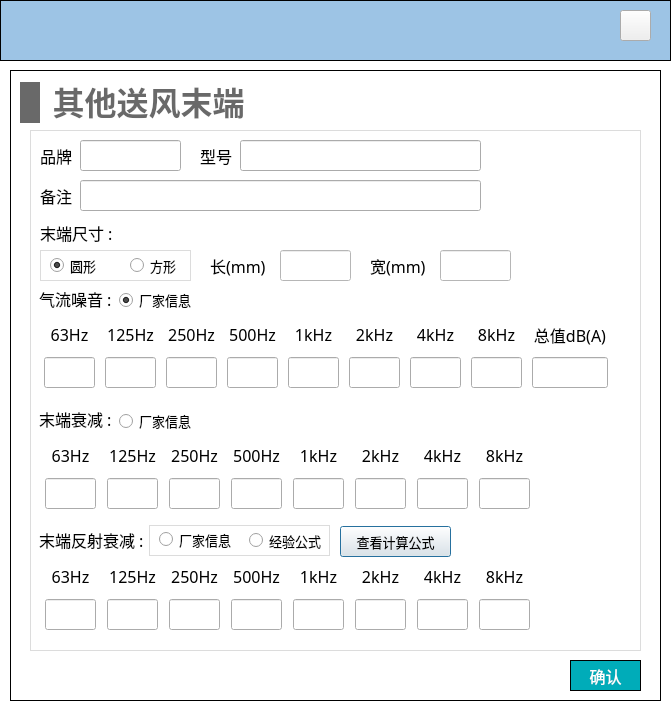
Qt form NoiseCalSoft/inputDialog/dialog_other_send_terminal.ui (haobana/NoiCal) before a commit.
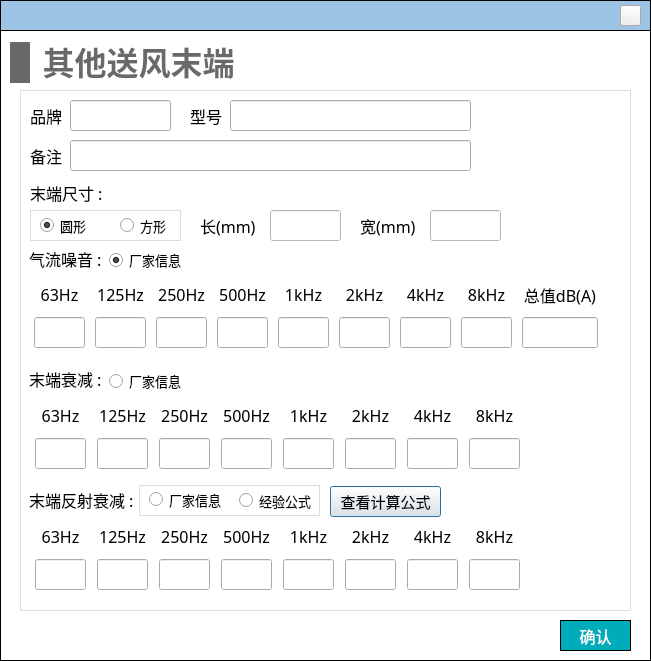
The same form after that commit. Icons and pictures are not drawn.

What changed in the file:
```diff
--- a/NoiseCalSoft/inputDialog/dialog_other_send_terminal.ui
+++ b/NoiseCalSoft/inputDialog/dialog_other_send_terminal.ui
@@ -6,16 +6,10 @@
    <rect>
     <x>0</x>
     <y>0</y>
-    <width>671</width>
-    <height>717</height>
+    <width>651</width>
+    <height>661</height>
    </rect>
   </property>
-  <property name="minimumSize">
-   <size>
-    <width>671</width>
-    <height>389</height>
-   </size>
-  </property>
   <property name="windowTitle">
    <string>Dialog</string>
   </property>
@@ -40,8 +34,8 @@
   <widget class="QWidget" name="widget_static_box_pore" native="true">
    <property name="geometry">
     <rect>
-     <x>10</x>
-     <y>70</y>
+     <x>0</x>
+     <y>30</y>
      <width>651</width>
      <height>631</height>
     </rect>
@@ -61,6 +55,11 @@
       <height>521</height>
      </rect>
     </property>
+    <property name="font">
+     <font>
+      <family>黑体</family>
+     </font>
+    </property>
     <property name="styleSheet">
      <string notr="true">#widget_2
 {
@@ -84,7 +83,7 @@
      </property>
      <property name="font">
       <font>
-       <family>Microsoft YaHei</family>
+       <family>黑体</family>
        <pointsize>-1</pointsize>
       </font>
      </property>
@@ -103,7 +102,7 @@
      </property>
      <property name="font">
       <font>
-       <family>Microsoft YaHei</family>
+       <family>黑体</family>
        <pointsize>-1</pointsize>
       </font>
      </property>
@@ -119,7 +118,7 @@
      </property>
      <property name="font">
       <font>
-       <family>Microsoft YaHei</family>
+       <family>黑体</family>
        <pointsize>-1</pointsize>
       </font>
      </property>
@@ -138,7 +137,7 @@
      </property>
      <property name="font">
       <font>
-       <family>Microsoft YaHei</family>
+       <family>黑体</family>
        <pointsize>-1</pointsize>
       </font>
      </property>
@@ -157,7 +156,7 @@
      </property>
      <property name="font">
       <font>
-       <family>Microsoft YaHei</family>
+       <family>黑体</family>
        <pointsize>-1</pointsize>
       </font>
      </property>
@@ -176,7 +175,7 @@
      </property>
      <property name="font">
       <font>
-       <family>Microsoft YaHei</family>
+       <family>黑体</family>
        <pointsize>-1</pointsize>
       </font>
      </property>
@@ -212,7 +211,7 @@
           </property>
           <property name="font">
            <font>
-            <family>Microsoft YaHei</family>
+            <family>黑体</family>
             <pointsize>-1</pointsize>
            </font>
           </property>
@@ -240,7 +239,7 @@
           </property>
           <property name="font">
            <font>
-            <family>Microsoft YaHei</family>
+            <family>黑体</family>
             <pointsize>-1</pointsize>
            </font>
           </property>
@@ -272,7 +271,7 @@
           </property>
           <property name="font">
            <font>
-            <family>Microsoft YaHei</family>
+            <family>黑体</family>
             <pointsize>-1</pointsize>
            </font>
           </property>
@@ -300,7 +299,7 @@
           </property>
           <property name="font">
            <font>
-            <family>Microsoft YaHei</family>
+            <family>黑体</family>
             <pointsize>-1</pointsize>
            </font>
           </property>
@@ -332,7 +331,7 @@
           </property>
           <property name="font">
            <font>
-            <family>Microsoft YaHei</family>
+            <family>黑体</family>
             <pointsize>-1</pointsize>
            </font>
           </property>
@@ -360,7 +359,7 @@
           </property>
           <property name="font">
            <font>
-            <family>Microsoft YaHei</family>
+            <family>黑体</family>
             <pointsize>-1</pointsize>
            </font>
           </property>
@@ -392,7 +391,7 @@
           </property>
           <property name="font">
            <font>
-            <family>Microsoft YaHei</family>
+            <family>黑体</family>
             <pointsize>-1</pointsize>
            </font>
           </property>
@@ -420,7 +419,7 @@
           </property>
           <property name="font">
            <font>
-            <family>Microsoft YaHei</family>
+            <family>黑体</family>
             <pointsize>-1</pointsize>
            </font>
           </property>
@@ -452,7 +451,7 @@
           </property>
           <property name="font">
            <font>
-            <family>Microsoft YaHei</family>
+            <family>黑体</family>
             <pointsize>-1</pointsize>
            </font>
           </property>
@@ -480,7 +479,7 @@
           </property>
           <property name="font">
            <font>
-            <family>Microsoft YaHei</family>
+            <family>黑体</family>
             <pointsize>-1</pointsize>
            </font>
           </property>
@@ -515,7 +514,7 @@
           </property>
           <property name="font">
            <font>
-            <family>Microsoft YaHei</family>
+            <family>黑体</family>
             <pointsize>-1</pointsize>
            </font>
           </property>
@@ -543,7 +542,7 @@
           </property>
           <property name="font">
            <font>
-            <family>Microsoft YaHei</family>
+            <family>黑体</family>
             <pointsize>-1</pointsize>
            </font>
           </property>
@@ -575,7 +574,7 @@
           </property>
           <property name="font">
            <font>
-            <family>Microsoft YaHei</family>
+            <family>黑体</family>
             <pointsize>-1</pointsize>
            </font>
           </property>
@@ -603,7 +602,7 @@
           </property>
           <property name="font">
            <font>
-            <family>Microsoft YaHei</family>
+            <family>黑体</family>
             <pointsize>-1</pointsize>
            </font>
           </property>
@@ -635,7 +634,7 @@
           </property>
           <property name="font">
            <font>
-            <family>Microsoft YaHei</family>
+            <family>黑体</family>
             <pointsize>-1</pointsize>
            </font>
           </property>
@@ -663,7 +662,7 @@
           </property>
           <property name="font">
            <font>
-            <family>Microsoft YaHei</family>
+            <family>黑体</family>
             <pointsize>-1</pointsize>
            </font>
           </property>
@@ -690,7 +689,7 @@
      </property>
      <property name="font">
       <font>
-       <family>Microsoft YaHei</family>
+       <family>黑体</family>
        <pointsize>-1</pointsize>
       </font>
      </property>
@@ -724,7 +723,7 @@
       </property>
       <property name="font">
        <font>
-        <family>Microsoft YaHei</family>
+        <family>黑体</family>
         <pointsize>10</pointsize>
        </font>
       </property>
@@ -743,7 +742,7 @@
       </property>
       <property name="font">
        <font>
-        <family>Microsoft YaHei</family>
+        <family>黑体</family>
         <pointsize>10</pointsize>
        </font>
       </property>
@@ -763,7 +762,7 @@
      </property>
      <property name="font">
       <font>
-       <family>Microsoft YaHei</family>
+       <family>黑体</family>
        <pointsize>10</pointsize>
       </font>
      </property>
@@ -802,7 +801,7 @@
           </property>
           <property name="font">
            <font>
-            <family>Microsoft YaHei</family>
+            <family>黑体</family>
             <pointsize>-1</pointsize>
            </font>
           </property>
@@ -830,7 +829,7 @@
           </property>
           <property name="font">
            <font>
-            <family>Microsoft YaHei</family>
+            <family>黑体</family>
             <pointsize>-1</pointsize>
            </font>
           </property>
@@ -862,7 +861,7 @@
           </property>
           <property name="font">
            <font>
-            <family>Microsoft YaHei</family>
+            <family>黑体</family>
             <pointsize>-1</pointsize>
            </font>
           </property>
@@ -890,7 +889,7 @@
           </property>
           <property name="font">
            <font>
-            <family>Microsoft YaHei</family>
+            <family>黑体</family>
             <pointsize>-1</pointsize>
            </font>
           </property>
@@ -922,7 +921,7 @@
           </property>
           <property name="font">
            <font>
-            <family>Microsoft YaHei</family>
+            <family>黑体</family>
             <pointsize>-1</pointsize>
            </font>
           </property>
@@ -950,7 +949,7 @@
           </property>
           <property name="font">
            <font>
-            <family>Microsoft YaHei</family>
+            <family>黑体</family>
             <pointsize>-1</pointsize>
            </font>
           </property>
@@ -982,7 +981,7 @@
           </property>
           <property name="font">
            <font>
-            <family>Microsoft YaHei</family>
+            <family>黑体</family>
             <pointsize>-1</pointsize>
            </font>
           </property>
@@ -1010,7 +1009,7 @@
           </property>
           <property name="font">
            <font>
-            <family>Microsoft YaHei</family>
+            <family>黑体</family>
             <pointsize>-1</pointsize>
            </font>
           </property>
@@ -1042,7 +1041,7 @@
           </property>
           <property name="font">
            <font>
-            <family>Microsoft YaHei</family>
+            <family>黑体</family>
             <pointsize>-1</pointsize>
            </font>
           </property>
@@ -1070,7 +1069,7 @@
           </property>
           <property name="font">
            <font>
-            <family>Microsoft YaHei</family>
+            <family>黑体</family>
             <pointsize>-1</pointsize>
            </font>
           </property>
@@ -1105,7 +1104,7 @@
           </property>
           <property name="font">
            <font>
-            <family>Microsoft YaHei</family>
+            <family>黑体</family>
             <pointsize>-1</pointsize>
            </font>
           </property>
@@ -1133,7 +1132,7 @@
           </property>
           <property name="font">
            <font>
-            <family>Microsoft YaHei</family>
+            <family>黑体</family>
             <pointsize>-1</pointsize>
            </font>
           </property>
@@ -1165,7 +1164,7 @@
           </property>
           <property name="font">
            <font>
-            <family>Microsoft YaHei</family>
+            <family>黑体</family>
             <pointsize>-1</pointsize>
            </font>
           </property>
@@ -1193,7 +1192,7 @@
           </property>
           <property name="font">
            <font>
-            <family>Microsoft YaHei</family>
+            <family>黑体</family>
             <pointsize>-1</pointsize>
            </font>
           </property>
@@ -1225,7 +1224,7 @@
           </property>
           <property name="font">
            <font>
-            <family>Microsoft YaHei</family>
+            <family>黑体</family>
             <pointsize>-1</pointsize>
            </font>
           </property>
@@ -1253,7 +1252,7 @@
           </property>
           <property name="font">
            <font>
-            <family>Microsoft YaHei</family>
+            <family>黑体</family>
             <pointsize>-1</pointsize>
            </font>
           </property>
@@ -1285,7 +1284,7 @@
           </property>
           <property name="font">
            <font>
-            <family>Microsoft YaHei</family>
+            <family>黑体</family>
             <pointsize>-1</pointsize>
            </font>
           </property>
@@ -1313,7 +1312,7 @@
           </property>
           <property name="font">
            <font>
-            <family>Microsoft YaHei</family>
+            <family>黑体</family>
             <pointsize>-1</pointsize>
            </font>
           </property>
@@ -1361,7 +1360,7 @@
        </property>
        <property name="font">
         <font>
-         <family>Microsoft YaHei</family>
+         <family>黑体</family>
          <pointsize>-1</pointsize>
         </font>
        </property>
@@ -1377,7 +1376,7 @@
        </property>
        <property name="font">
         <font>
-         <family>Microsoft YaHei</family>
+         <family>黑体</family>
          <pointsize>-1</pointsize>
         </font>
        </property>
@@ -1396,7 +1395,7 @@
        </property>
        <property name="font">
         <font>
-         <family>Microsoft YaHei</family>
+         <family>黑体</family>
          <pointsize>-1</pointsize>
         </font>
        </property>
@@ -1415,7 +1414,7 @@
        </property>
        <property name="font">
         <font>
-         <family>Microsoft YaHei</family>
+         <family>黑体</family>
          <pointsize>-1</pointsize>
         </font>
        </property>
@@ -1470,7 +1469,7 @@
      </property>
      <property name="font">
       <font>
-       <family>Microsoft YaHei</family>
+       <family>黑体</family>
        <pointsize>-1</pointsize>
       </font>
      </property>
@@ -1506,7 +1505,7 @@
           </property>
           <property name="font">
            <font>
-            <family>Microsoft YaHei</family>
+            <family>黑体</family>
             <pointsize>-1</pointsize>
            </font>
           </property>
@@ -1534,7 +1533,7 @@
           </property>
           <property name="font">
            <font>
-            <family>Microsoft YaHei</family>
+            <family>黑体</family>
             <pointsize>-1</pointsize>
            </font>
           </property>
@@ -1566,7 +1565,7 @@
           </property>
           <property name="font">
            <font>
-            <family>Microsoft YaHei</family>
+            <family>黑体</family>
             <pointsize>-1</pointsize>
            </font>
           </property>
@@ -1594,7 +1593,7 @@
           </property>
           <property name="font">
            <font>
-            <family>Microsoft YaHei</family>
+            <family>黑体</family>
             <pointsize>-1</pointsize>
            </font>
           </property>
@@ -1626,7 +1625,7 @@
           </property>
           <property name="font">
            <font>
-            <family>Microsoft YaHei</family>
+            <family>黑体</family>
             <pointsize>-1</pointsize>
            </font>
           </property>
@@ -1654,7 +1653,7 @@
           </property>
           <property name="font">
            <font>
-            <family>Microsoft YaHei</family>
+            <family>黑体</family>
             <pointsize>-1</pointsize>
            </font>
           </property>
@@ -1686,7 +1685,7 @@
           </property>
           <property name="font">
            <font>
-            <family>Microsoft YaHei</family>
+            <family>黑体</family>
             <pointsize>-1</pointsize>
            </font>
           </property>
@@ -1714,7 +1713,7 @@
           </property>
           <property name="font">
            <font>
-            <family>Microsoft YaHei</family>
+            <family>黑体</family>
             <pointsize>-1</pointsize>
            </font>
           </property>
@@ -1746,7 +1745,7 @@
           </property>
           <property name="font">
            <font>
-            <family>Microsoft YaHei</family>
+            <family>黑体</family>
             <pointsize>-1</pointsize>
            </font>
           </property>
@@ -1774,7 +1773,7 @@
           </property>
           <property name="font">
            <font>
-            <family>Microsoft YaHei</family>
+            <family>黑体</family>
             <pointsize>-1</pointsize>
            </font>
           </property>
@@ -1809,7 +1808,7 @@
           </property>
           <property name="font">
            <font>
-            <family>Microsoft YaHei</family>
+            <family>黑体</family>
             <pointsize>-1</pointsize>
            </font>
           </property>
@@ -1837,7 +1836,7 @@
           </property>
           <property name="font">
            <font>
-            <family>Microsoft YaHei</family>
+            <family>黑体</family>
             <pointsize>-1</pointsize>
            </font>
           </property>
@@ -1869,7 +1868,7 @@
           </property>
           <property name="font">
            <font>
-            <family>Microsoft YaHei</family>
+            <family>黑体</family>
             <pointsize>-1</pointsize>
            </font>
           </property>
@@ -1897,7 +1896,7 @@
           </property>
           <property name="font">
            <font>
-            <family>Microsoft YaHei</family>
+            <family>黑体</family>
             <pointsize>-1</pointsize>
            </font>
           </property>
@@ -1929,7 +1928,7 @@
           </property>
           <property name="font">
            <font>
-            <family>Microsoft YaHei</family>
+            <family>黑体</family>
             <pointsize>-1</pointsize>
            </font>
           </property>
@@ -1957,7 +1956,7 @@
           </property>
           <property name="font">
            <font>
-            <family>Microsoft YaHei</family>
+            <family>黑体</family>
             <pointsize>-1</pointsize>
            </font>
           </property>
@@ -1984,7 +1983,7 @@
      </property>
      <property name="font">
       <font>
-       <family>Microsoft YaHei</family>
+       <family>黑体</family>
        <pointsize>-1</pointsize>
       </font>
      </property>
@@ -2003,7 +2002,7 @@
      </property>
      <property name="font">
       <font>
-       <family>Microsoft YaHei</family>
+       <family>黑体</family>
        <pointsize>10</pointsize>
       </font>
      </property>
@@ -2040,7 +2039,7 @@
       </property>
       <property name="font">
        <font>
-        <family>Microsoft YaHei</family>
+        <family>黑体</family>
         <pointsize>10</pointsize>
        </font>
       </property>
@@ -2062,7 +2061,7 @@
       </property>
       <property name="font">
        <font>
-        <family>Microsoft YaHei</family>
+        <family>黑体</family>
         <pointsize>10</pointsize>
        </font>
       </property>
@@ -2082,7 +2081,7 @@
      </property>
      <property name="font">
       <font>
-       <family>Microsoft YaHei</family>
+       <family>黑体</family>
        <pointsize>-1</pointsize>
       </font>
      </property>
@@ -2101,8 +2100,8 @@
      </property>
      <property name="font">
       <font>
-       <family>Microsoft YaHei</family>
-       <pointsize>10</pointsize>
+       <family>黑体</family>
+       <pointsize>11</pointsize>
       </font>
      </property>
      <property name="text">
@@ -2121,7 +2120,7 @@
     </property>
     <property name="font">
      <font>
-      <family>Microsoft YaHei</family>
+      <family>黑体</family>
       <pointsize>12</pointsize>
      </font>
     </property>
@@ -2211,8 +2210,8 @@
     <rect>
      <x>0</x>
      <y>0</y>
-     <width>671</width>
-     <height>61</height>
+     <width>651</width>
+     <height>31</height>
     </rect>
    </property>
    <property name="styleSheet">
@@ -2227,9 +2226,9 @@
     <property name="geometry">
      <rect>
       <x>620</x>
-      <y>10</y>
-      <width>31</width>
-      <height>31</height>
+      <y>5</y>
+      <width>21</width>
+      <height>21</height>
      </rect>
     </property>
     <property name="styleSheet">
```
Left out of the diff: 11 changed lines with no effect on the pictures.
